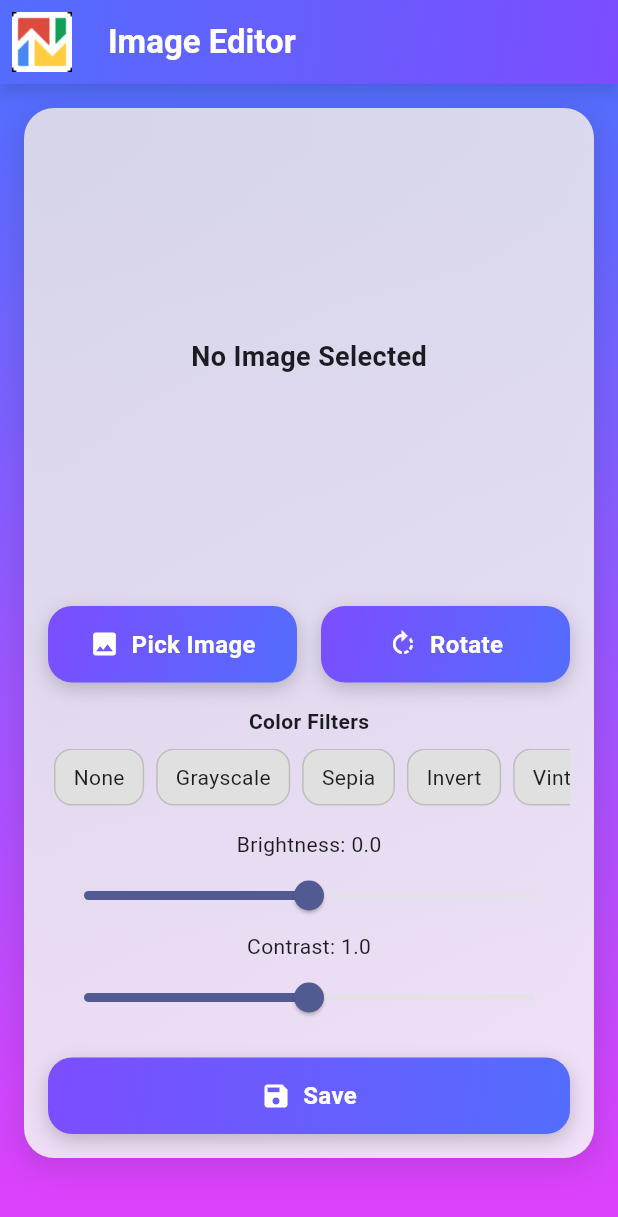
After one commit to Niaz-Iqbal/Image_Converter, a Flutter app: the screen it shows after launch, after a tap on "Edit Image", on a phone screen of 412 x 824 dp. The commit adds this screen. Shown: the top 1217 px of the screen. Run offline on Flutter 3.47's test engine with Material 3 defaults, Android fonts, the phone set to English and light mode, and no system bars; our stand-ins replace file_picker, image_picker, open_file, permission_handler, shared_preferences; missing offline and left inert: image_editor, media_scanner.

Commit message:
Add edit image option

```diff
--- /dev/null
+++ b/lib/image_editor_screen.dart
@@ -0,0 +1,515 @@
+// image_editor_screen.dart
+import 'dart:io';
+import 'dart:typed_data';
+import 'dart:async';
+import 'package:flutter/material.dart';
+import 'package:flutter/foundation.dart';
+import 'package:image_picker/image_picker.dart';
+import 'package:image/image.dart' as img;
+import 'package:image_editor/image_editor.dart' as editor;
+import 'package:media_scanner/media_scanner.dart';
+
+class ColorFilterOption {
+  final String name;
+  final Function(img.Image) applyFilter;
+
+  ColorFilterOption({required this.name, required this.applyFilter});
+}
+
+class ImageEditorScreen extends StatefulWidget {
+  const ImageEditorScreen({super.key});
+
+  @override
+  State<ImageEditorScreen> createState() => _ImageEditorScreenState();
+}
+
+class _ImageEditorScreenState extends State<ImageEditorScreen> {
+  File? _imageFile;
+  Uint8List? _originalImageBytes;
+  Uint8List? _previewImageBytes;
+  Uint8List? _cachedScaledBytes; // Cache for scaled preview image
+  final ImagePicker _picker = ImagePicker();
+  double _brightness = 0.0;
+  double _contrast = 1.0;
+  String? _selectedFilter;
+  double _rotationAngle = 0.0;
+  Timer? _debounceTimer;
+  bool _hasChanges = false;
+
+  // List of color filter options (defined once for efficiency)
+  static final List<ColorFilterOption> _colorFilters = [
+    ColorFilterOption(
+      name: 'None',
+      applyFilter: (image) => image,
+    ),
+    ColorFilterOption(
+      name: 'Grayscale',
+      applyFilter: (image) => img.grayscale(image),
+    ),
+    ColorFilterOption(
+      name: 'Sepia',
+      applyFilter: (image) => img.sepia(image),
+    ),
+    ColorFilterOption(
+      name: 'Invert',
+      applyFilter: (image) {
+        for (var pixel in image) {
+          pixel.r = 255 - pixel.r;
+          pixel.g = 255 - pixel.g;
+          pixel.b = 255 - pixel.b;
+        }
+        return image;
+      },
+    ),
+    ColorFilterOption(
+      name: 'Vintage',
+      applyFilter: (image) {
+        for (var pixel in image) {
+          pixel.r = (pixel.r * 0.9 + pixel.g * 0.1).clamp(0, 255).toInt();
+          pixel.g = (pixel.g * 0.7 + pixel.b * 0.2).clamp(0, 255).toInt();
+          pixel.b = (pixel.b * 0.8 + pixel.r * 0.1).clamp(0, 255).toInt();
+        }
+        return image;
+      },
+    ),
+    ColorFilterOption(
+      name: 'Cool Tone',
+      applyFilter: (image) {
+        for (var pixel in image) {
+          pixel.b = (pixel.b * 1.2).clamp(0, 255).toInt();
+          pixel.r = (pixel.r * 0.9).clamp(0, 255).toInt();
+        }
+        return image;
+      },
+    ),
+    ColorFilterOption(
+      name: 'Warm Tone',
+      applyFilter: (image) {
+        for (var pixel in image) {
+          pixel.r = (pixel.r * 1.2).clamp(0, 255).toInt();
+          pixel.g = (pixel.g * 1.1).clamp(0, 255).toInt();
+          pixel.b = (pixel.b * 0.9).clamp(0, 255).toInt();
+        }
+        return image;
+      },
+    ),
+  ];
+
+  @override
+  void dispose() {
+    _debounceTimer?.cancel();
+    _originalImageBytes = null;
+    _previewImageBytes = null;
+    _cachedScaledBytes = null;
+    super.dispose();
+  }
+
+  Future<void> _pickImage() async {
+    final pickedFile = await _picker.pickImage(source: ImageSource.gallery);
+    if (pickedFile != null) {
+      final file = File(pickedFile.path);
+      final bytes = await file.readAsBytes();
+      final scaledBytes = await _scaleDownImage(bytes, maxDimension: 600); // Higher resolution for preview
+      setState(() {
+        _imageFile = file;
+        _originalImageBytes = bytes;
+        _cachedScaledBytes = scaledBytes;
+        _previewImageBytes = scaledBytes;
+        _brightness = 0.0;
+        _contrast = 1.0;
+        _selectedFilter = 'None';
+        _rotationAngle = 0.0;
+        _hasChanges = false;
+      });
+    }
+  }
+
+  Future<Uint8List> _scaleDownImage(Uint8List bytes, {required int maxDimension}) async {
+    return compute((Uint8List inputBytes) {
+      var image = img.decodeImage(inputBytes)!;
+      if (image.width > maxDimension || image.height > maxDimension) {
+        image = img.copyResize(image,
+            width: image.width > image.height ? maxDimension : null,
+            height: image.width <= image.height ? maxDimension : null,
+            interpolation: img.Interpolation.linear); // Smooth resizing
+      }
+      return img.encodePng(image, level: 4);
+    }, bytes);
+  }
+
+  static Uint8List _applyAdjustmentsIsolate(Map<String, dynamic> params) {
+    final bytes = params['bytes'] as Uint8List;
+    final brightness = params['brightness'] as double;
+    final contrast = params['contrast'] as double;
+    final filterName = params['filter'] as String;
+    final rotation = params['rotation'] as double;
+
+    var image = img.decodeImage(bytes)!;
+
+    // Apply rotation
+    if (rotation != 0.0) {
+      image = img.copyRotate(image, angle: rotation);
+    }
+
+    // Apply color filter
+    final filter = _colorFilters.firstWhere((f) => f.name == filterName);
+    if (filter.name != 'None') {
+      image = filter.applyFilter(image);
+    }
+
+    // Apply brightness and contrast only if needed
+    if (brightness != 0.0 || contrast != 1.0) {
+      final brightnessOffset = brightness * 255;
+      final contrastFactor = contrast;
+      for (var pixel in image) {
+        var r = pixel.r;
+        var g = pixel.g;
+        var b = pixel.b;
+
+        if (brightness != 0.0) {
+          r = (r + brightnessOffset).clamp(0, 255).toInt();
+          g = (g + brightnessOffset).clamp(0, 255).toInt();
+          b = (b + brightnessOffset).clamp(0, 255).toInt();
+        }
+
+        if (contrast != 1.0) {
+          r = ((r - 128) * contrastFactor + 128).clamp(0, 255).toInt();
+          g = ((g - 128) * contrastFactor + 128).clamp(0, 255).toInt();
+          b = ((b - 128) * contrastFactor + 128).clamp(0, 255).toInt();
+        }
+
+        pixel.r = r;
+        pixel.g = g;
+        pixel.b = b;
+      }
+    }
+
+    return img.encodePng(image, level: 4);
+  }
+
+  Future<void> _updatePreview() async {
+    if (_originalImageBytes == null) return;
+    _debounceTimer?.cancel();
+    _debounceTimer = Timer(const Duration(milliseconds: 50), () async {
+      final scaledBytes = _cachedScaledBytes ?? await _scaleDownImage(_originalImageBytes!, maxDimension: 600);
+      if (_cachedScaledBytes == null) {
+        _cachedScaledBytes = scaledBytes;
+      }
+      final adjustedBytes = await compute(_applyAdjustmentsIsolate, {
+        'bytes': scaledBytes,
+        'brightness': _brightness,
+        'contrast': _contrast,
+        'filter': _selectedFilter ?? 'None',
+        'rotation': _rotationAngle,
+      });
+      if (mounted) {
+        setState(() {
+          _previewImageBytes = adjustedBytes;
+          _hasChanges = true;
+        });
+      }
+    });
+  }
+
+  Future<void> _applyFilter(String filterName) async {
+    if (_imageFile == null) return;
+    setState(() {
+      _selectedFilter = filterName;
+    });
+    await _updatePreview();
+  }
+
+  Future<void> _rotateImage() async {
+    if (_imageFile == null) return;
+    setState(() {
+      _rotationAngle = (_rotationAngle + 90) % 360;
+    });
+    await _updatePreview();
+  }
+
+  Future<void> _saveAllChanges() async {
+    if (_imageFile == null || !_hasChanges || _originalImageBytes == null) return;
+    final adjustedBytes = await compute(_applyAdjustmentsIsolate, {
+      'bytes': _originalImageBytes!, // Use original high-resolution image
+      'brightness': _brightness,
+      'contrast': _contrast,
+      'filter': _selectedFilter ?? 'None',
+      'rotation': _rotationAngle,
+    });
+    final directory = Directory('/storage/emulated/0/Pictures/ImageConverter');
+    if (!await directory.exists()) {
+      await directory.create(recursive: true);
+    }
+    final newPath = '${directory.path}/edited_${DateTime.now().millisecondsSinceEpoch}.png';
+    final newFile = File(newPath)..writeAsBytesSync(adjustedBytes);
+    setState(() {
+      _imageFile = newFile;
+      _originalImageBytes = adjustedBytes;
+      _cachedScaledBytes = null;
+      _previewImageBytes = null; // Clear preview to force re-scale
+      _hasChanges = false;
+    });
+    await MediaScanner.loadMedia(path: newPath);
+  }
+
+  Widget _customButton(IconData icon, String label, VoidCallback onPressed) {
+    final theme = Theme.of(context);
+    final isDarkMode = theme.brightness == Brightness.dark;
+    return GestureDetector(
+      onTap: onPressed,
+      child: Container(
+        padding: const EdgeInsets.symmetric(horizontal: 16, vertical: 14),
+        decoration: BoxDecoration(
+          gradient: LinearGradient(
+            colors: isDarkMode
+                ? [Colors.indigo.shade800, Colors.purple.shade800]
+                : [Colors.deepPurpleAccent, Colors.indigoAccent],
+            begin: Alignment.topLeft,
+            end: Alignment.bottomRight,
+          ),
+          borderRadius: BorderRadius.circular(16),
+          boxShadow: [
+            BoxShadow(
+              color: Colors.black.withOpacity(isDarkMode ? 0.4 : 0.2),
+              blurRadius: 10,
+              offset: const Offset(0, 4),
+            ),
+          ],
+        ),
+        child: Row(
+          mainAxisAlignment: MainAxisAlignment.center,
+          children: [
+            Icon(icon, color: Colors.white, size: 20),
+            const SizedBox(width: 8),
+            Flexible(
+              child: Text(
+                label,
+                style: const TextStyle(
+                  fontSize: 16,
+                  fontWeight: FontWeight.bold,
+                  color: Colors.white,
+                ),
+                overflow: TextOverflow.ellipsis,
+              ),
+            ),
+          ],
+        ),
+      ),
+    );
+  }
+
+  Widget _filterButton(String filterName) {
+    final theme = Theme.of(context);
+    final isDarkMode = theme.brightness == Brightness.dark;
+    final isSelected = _selectedFilter == filterName;
+    return Padding(
+      padding: const EdgeInsets.symmetric(horizontal: 4.0),
+      child: GestureDetector(
+        onTap: () => _applyFilter(filterName),
+        child: Container(
+          padding: const EdgeInsets.symmetric(horizontal: 12, vertical: 8),
+          decoration: BoxDecoration(
+            color: isSelected
+                ? (isDarkMode ? Colors.indigo.shade600 : Colors.indigoAccent)
+                : (isDarkMode ? Colors.grey.shade800 : Colors.grey.shade300),
+            borderRadius: BorderRadius.circular(12),
+            border: Border.all(
+              color: isSelected
+                  ? Colors.white
+                  : (isDarkMode ? Colors.grey.shade600 : Colors.grey.shade400),
+            ),
+          ),
+          child: Text(
+            filterName,
+            style: TextStyle(
+              color: isSelected
+                  ? Colors.white
+                  : (isDarkMode ? Colors.white70 : Colors.black87),
+              fontWeight: isSelected ? FontWeight.bold : FontWeight.normal,
+            ),
+          ),
+        ),
+      ),
+    );
+  }
+
+  @override
+  Widget build(BuildContext context) {
+    final theme = Theme.of(context);
+    final isDarkMode = theme.brightness == Brightness.dark;
+    return Scaffold(
+      appBar: AppBar(
+        leading: Padding(
+          padding: const EdgeInsets.all(8.0),
+          child: Image.asset(
+            'assets/logo.png',
+            width: 40,
+            height: 40,
+            fit: BoxFit.cover,
+            cacheWidth: 40,
+            cacheHeight: 40,
+          ),
+        ),
+        title: const Text(
+          'Image Editor',
+          style: TextStyle(fontWeight: FontWeight.bold, color: Colors.white),
+        ),
+        flexibleSpace: Container(
+          decoration: BoxDecoration(
+            gradient: LinearGradient(
+              colors: isDarkMode
+                  ? [Colors.indigo.shade900, Colors.purple.shade900]
+                  : [Colors.indigoAccent, Colors.deepPurpleAccent],
+              begin: Alignment.topLeft,
+              end: Alignment.bottomRight,
+            ),
+          ),
+        ),
+        centerTitle: false,
+        elevation: 4,
+        shadowColor: Colors.black45,
+      ),
+      body: Container(
+        decoration: BoxDecoration(
+          gradient: LinearGradient(
+            colors: isDarkMode
+                ? [Colors.indigo.shade900, Colors.purple.shade900]
+                : [Colors.indigoAccent, Colors.purpleAccent],
+            begin: Alignment.topCenter,
+            end: Alignment.bottomCenter,
+          ),
+        ),
+        child: Padding(
+          padding: const EdgeInsets.all(16),
+          child: Column(
+            children: [
+              Expanded(
+                child: SingleChildScrollView(
+                  child: Container(
+                    padding: const EdgeInsets.all(16),
+                    decoration: BoxDecoration(
+                      gradient: LinearGradient(
+                        colors: isDarkMode
+                            ? [
+                                theme.colorScheme.surfaceContainerHighest
+                                    .withOpacity(0.7),
+                                theme.colorScheme.surfaceContainerLow
+                                    .withOpacity(0.7)
+                              ]
+                            : [
+                                theme.colorScheme.surfaceContainerHighest
+                                    .withOpacity(0.9),
+                                theme.colorScheme.surfaceContainerLow
+                                    .withOpacity(0.9)
+                              ],
+                        begin: Alignment.topLeft,
+                        end: Alignment.bottomRight,
+                      ),
+                      borderRadius: BorderRadius.circular(20),
+                      boxShadow: [
+                        BoxShadow(
+                          color: Colors.black.withOpacity(isDarkMode ? 0.2 : 0.1),
+                          blurRadius: 15,
+                          spreadRadius: 2,
+                          offset: const Offset(0, 5),
+                        ),
+                      ],
+                    ),
+                    child: Column(
+                      children: [
+                        _previewImageBytes == null
+                            ? Container(
+                                height: 300, // Increased for better preview
+                                alignment: Alignment.center,
+                                child: const Text(
+                                  "No Image Selected",
+                                  style: TextStyle(
+                                    fontSize: 18,
+                                    fontWeight: FontWeight.bold,
+                                  ),
+                                ),
+                              )
+                            : Image.memory(
+                                _previewImageBytes!,
+                                height: 300, // Increased for better preview
+                                fit: BoxFit.contain,
+                                errorBuilder: (context, error, stackTrace) =>
+                                    const Text("Error loading image"),
+                              ),
+                        const SizedBox(height: 16),
+                        Row(
+                          mainAxisAlignment: MainAxisAlignment.spaceEvenly,
+                          children: [
+                            Expanded(
+                                child: _customButton(
+                                    Icons.image, "Pick Image", _pickImage)),
+                            const SizedBox(width: 16),
+                            Expanded(
+                                child: _customButton(
+                                    Icons.rotate_right, "Rotate", _rotateImage)),
+                          ],
+                        ),
+                        const SizedBox(height: 16),
+                        Text(
+                          "Color Filters",
+                          style: TextStyle(
+                            color: theme.colorScheme.onSurface,
+                            fontWeight: FontWeight.bold,
+                          ),
+                        ),
+                        const SizedBox(height: 8),
+                        SingleChildScrollView(
+                          scrollDirection: Axis.horizontal,
+                          child: Row(
+                            children: _colorFilters
+                                .map((filter) => _filterButton(filter.name))
+                                .toList(),
+                          ),
+                        ),
+                        const SizedBox(height: 16),
+                        Text(
+                          "Brightness: ${_brightness.toStringAsFixed(1)}",
+                          style:
+                              TextStyle(color: theme.colorScheme.onSurface),
+                        ),
+                        Slider(
+                          value: _brightness,
+                          min: -1.0,
+                          max: 1.0,
+                          onChanged: (value) {
+                            setState(() {
+                              _brightness = value;
+                            });
+                            _updatePreview();
+                          },
+                        ),
+                        Text(
+                          "Contrast: ${_contrast.toStringAsFixed(1)}",
+                          style:
+                              TextStyle(color: theme.colorScheme.onSurface),
+                        ),
+                        Slider(
+                          value: _contrast,
+                          min: 0.0,
+                          max: 2.0,
+                          onChanged: (value) {
+                            setState(() {
+                              _contrast = value;
+                            });
+                            _updatePreview();
+                          },
+                        ),
+                        const SizedBox(height: 16),
+                        _customButton(Icons.save, "Save", _saveAllChanges),
+                      ],
+                    ),
+                  ),
+                ),
+              ),
+            ],
+          ),
+        ),
+      ),
+    );
+  }
+}
--- a/lib/select_mode_screen.dart
+++ b/lib/select_mode_screen.dart
@@ -3,7 +3,8 @@ import 'multiple_image_processor.dart';
 import 'results_folder_screen.dart';
 import 'main.dart';
 import 'settings_screen.dart';
-import 'combine_pdfs_screen.dart'; // Import the new file
+import 'combine_pdfs_screen.dart';
+import 'image_editor_screen.dart'; // Ensure this import exists
 
 class SelectModeScreen extends StatelessWidget {
   final Function(ThemeMode) onThemeChanged;
@@ -30,8 +31,8 @@ class SelectModeScreen extends StatelessWidget {
                 'assets/logo.png',
                 width: 40,
                 height: 40,
-                fit: BoxFit.cover, // Fills the space and removes black corners
-                cacheWidth: 40, // Preload asset
+                fit: BoxFit.cover,
+                cacheWidth: 40,
                 cacheHeight: 40,
               ),
             ),
@@ -121,6 +122,20 @@ class SelectModeScreen extends StatelessWidget {
                       );
                     },
                     delay: 400,
+                  ),
+                  const SizedBox(height: 24),
+                  _buildAnimatedButton(
+                    context: context,
+                    icon: Icons.edit,
+                    title: 'Edit Image',
+                    subtitle: 'Adjust brightness , Rotate, , Filters',
+                    onPressed: () {
+                      Navigator.push(
+                        context,
+                        MaterialPageRoute(builder: (_) => const ImageEditorScreen()),
+                      );
+                    },
+                    delay: 500, // Adjusted delay to fit the sequence
                   ),
                   const SizedBox(height: 24),
                   _buildAnimatedButton(
--- a/pubspec.yaml
+++ b/pubspec.yaml
@@ -40,6 +40,9 @@ dependencies:
   intl: ^0.20.2
   shared_preferences: ^2.3.0
   file_picker: ^10.1.9
+  media_scanner: ^2.2.0
+  image_editor: ^1.4.0
+  image_cropper: ^8.0.2
   #share_plus: ^9.0.0
   #flutter_pdfview: ^1.3.2
 
```
Also changed, not shown: lib/main.dart (+10 -1 lines), lib/multiple_image_processor.dart (+8 -1 lines), pubspec.lock, 1 other file.
